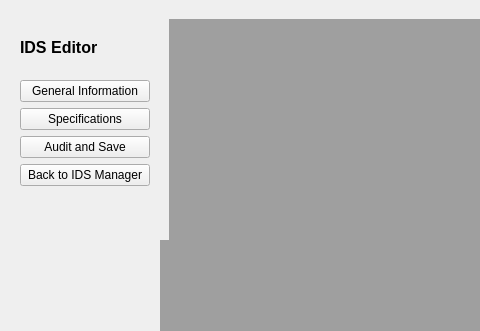
This is GUI_Windows/idsEditor_main.ui in ivanfelipeib/Masterarbeit as Qt 5 draws it before an edit; both pictures show x 0 to 480 and y 0 to 331 of the 967 by 861 pixel window. The edited form follows.
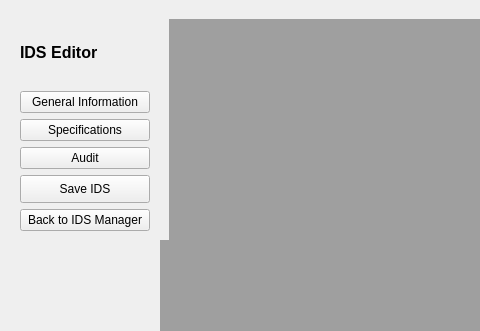
This is the edited form.

Commit message: Add methods updateList and deleteIds in ManageIdsWindow -TODO: parseImportedIds Method in manageIdsWindow

```diff
--- a/GUI_Windows/idsEditor_main.ui
+++ b/GUI_Windows/idsEditor_main.ui
@@ -48,7 +48,7 @@
       <x>20</x>
       <y>20</y>
       <width>130</width>
-      <height>166</height>
+      <height>211</height>
      </rect>
     </property>
     <layout class="QVBoxLayout" name="verticalLayout">
@@ -84,7 +84,20 @@
      <item>
       <widget class="QPushButton" name="btn_ids_audit">
        <property name="text">
-        <string>Audit and Save</string>
+        <string>Audit</string>
+       </property>
+      </widget>
+     </item>
+     <item>
+      <widget class="QPushButton" name="btn_ids_save">
+       <property name="minimumSize">
+        <size>
+         <width>128</width>
+         <height>28</height>
+        </size>
+       </property>
+       <property name="text">
+        <string>Save IDS</string>
        </property>
       </widget>
      </item>
```
The commit also changes 1 other file.
